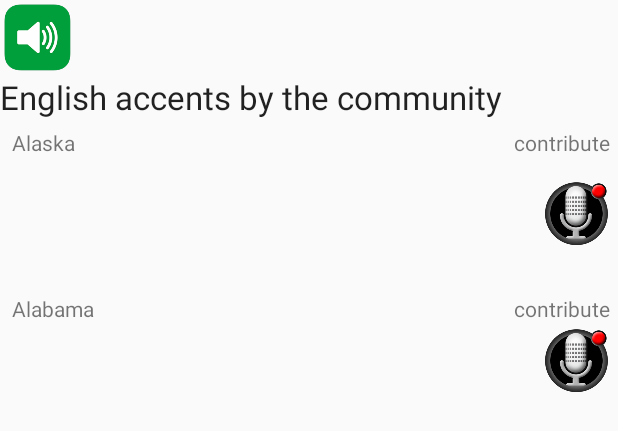
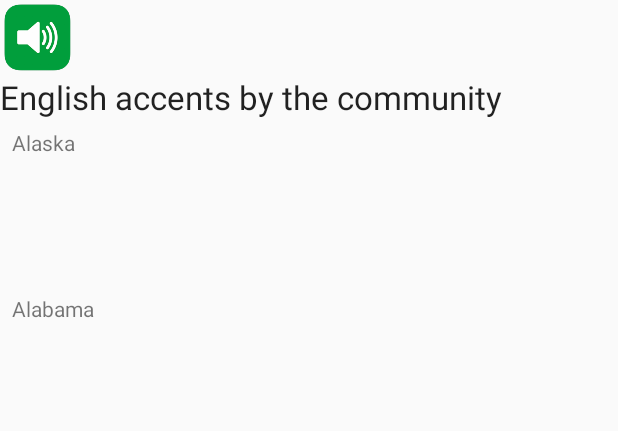
Before and after one commit to eriktx11/Meaningful-Dictionary, an Android app: the layout sound_view.xml on its own in the app's theme, with its tools: preview values and no code run, on a phone screen of 412 x 824 dp. Shown: the top 431 px of the screen. Run offline under Robolectric (Android 15) with nearby library versions, the phone set to English and light mode, and no system bars.

Commit message:
Feature: Filling out layout with data.
Dynamic display of button to upload sound file only when not sufficient records exist.

```diff
--- a/app/src/main/res/layout/sound_view.xml
+++ b/app/src/main/res/layout/sound_view.xml
@@ -54,7 +54,8 @@
             android:text="contribute"
             android:id="@+id/rectxt1"
             android:gravity="right"
-            android:paddingRight="5dp"/>
+            android:paddingRight="5dp"
+            android:visibility="invisible"/>
     </LinearLayout>
 
     <LinearLayout
@@ -197,7 +198,7 @@
             android:background="@null"
             android:src="@drawable/record"
             android:paddingRight="5dp"
-            />
+            android:visibility="invisible"/>
 
 
     </LinearLayout>
@@ -224,7 +225,8 @@
             android:text="contribute"
             android:id="@+id/rectxt2"
             android:gravity="right"
-            android:paddingRight="5dp"/>
+            android:paddingRight="5dp"
+            android:visibility="invisible"/>
     </LinearLayout>
 
     <!--start-->
@@ -350,7 +352,7 @@
             android:background="@null"
             android:src="@drawable/record"
             android:paddingRight="5dp"
-            />
+            android:visibility="invisible"/>
 
 
     </LinearLayout>
```
Also changed, not shown: app/src/main/java/mem/edu/meaningful/RecordingLayout.java (+21 -7 lines).
